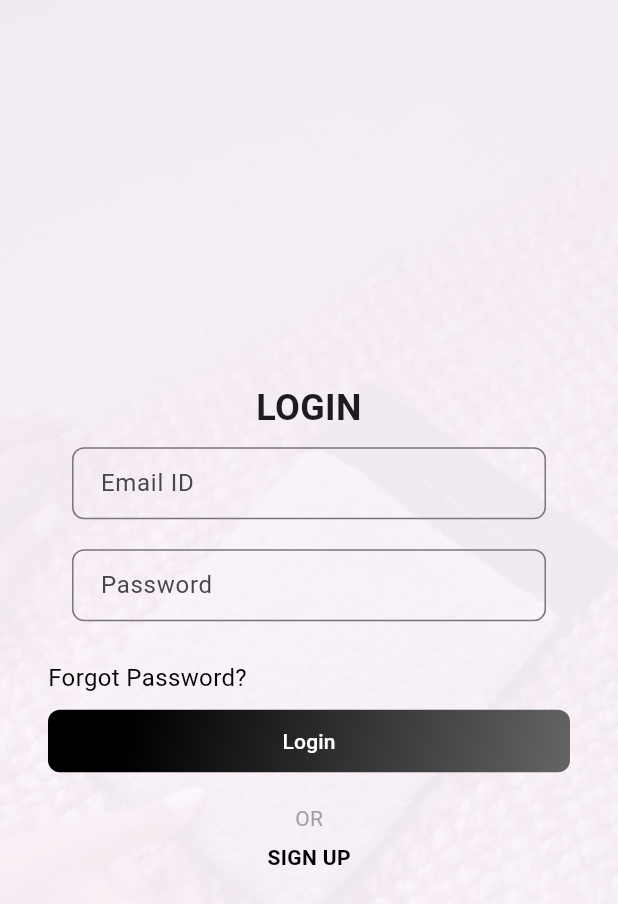
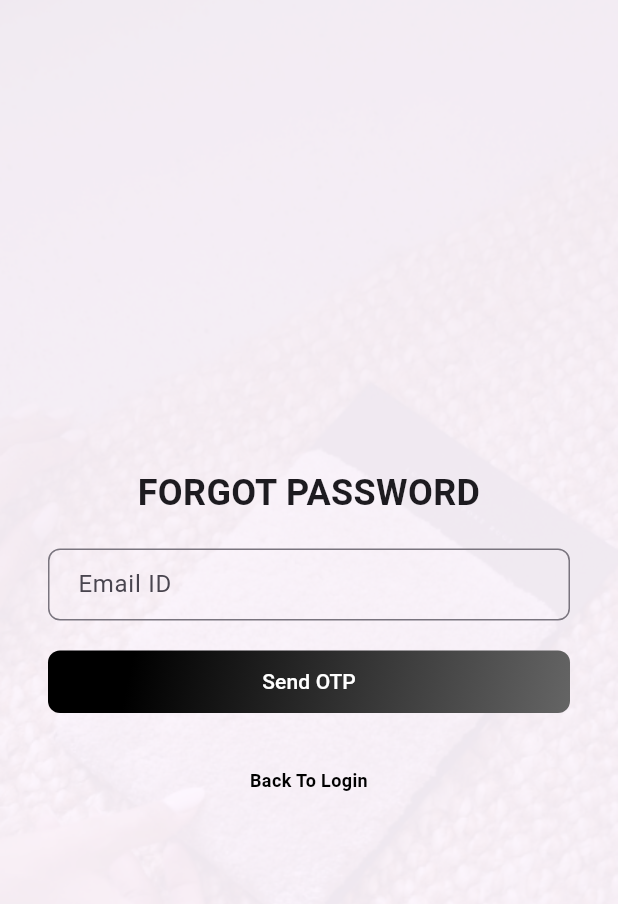
Before and after one commit to amangiriindia/carpet_app, a Flutter app: the screen it shows after launch, on a phone screen of 412 x 824 dp. Shown: the top 904 px of the screen. Run offline on Flutter 3.47's test engine with Material 3 defaults, Android fonts, the phone set to English and light mode, and no system bars; our stand-ins replace palette_generator, shared_preferences.

Commit message:
make design of forget password system and intergtion of api related to this

```diff
--- a/lib/main.dart
+++ b/lib/main.dart
@@ -1,5 +1,7 @@
+import 'package:carpet_app/screens/forgot_confirm_password.dart';
 import 'package:carpet_app/screens/login_screen.dart';
 import 'package:carpet_app/screens/sign_up_screen.dart';
+import 'package:carpet_app/screens/welcome_screen.dart';
 import 'package:flutter/material.dart';
 import 'package:provider/provider.dart';
 import 'package:shared_preferences/shared_preferences.dart';
@@ -7,6 +9,7 @@ import 'screens/collection_screen.dart';
 import 'screens/enquiry_form.dart';
 import 'screens/enquiry_screen.dart';
 import 'screens/home_screen.dart';
+import 'screens/forgot_password_screen.dart';
 import 'screens/search_screen.dart';
 import 'screens/wishlist_screen.dart';
 import 'splash_screen/custom_splash_screen.dart';
@@ -44,7 +47,8 @@ class MyApp extends StatelessWidget {
         primarySwatch: Colors.blue,
       ),
       debugShowCheckedModeBanner: false,
-      home:LoginScreen(), // Use SplashScreenHandler
+      home:ForgotPasswordScreen(), // Use SplashScreenHandler
+
       routes: {
         '/home': (context) => const HomeScreen(),
         '/collection_screen': (context) => const CollectionScreen(),
--- /dev/null
+++ b/lib/screens/forgot_password_screen.dart
@@ -0,0 +1,253 @@
+import 'package:flutter/material.dart';
+import 'package:flutter/services.dart';
+import 'package:http/http.dart' as http;
+import 'dart:convert';
+import 'forgot_confirm_password.dart';
+import 'login_screen.dart';
+
+class ForgotPasswordScreen extends StatefulWidget {
+  @override
+  _ForgotPasswordScreenState createState() => _ForgotPasswordScreenState();
+}
+
+class _ForgotPasswordScreenState extends State<ForgotPasswordScreen> {
+  late TextEditingController emailController;
+  late FocusNode emailFocusNode;
+  String? _emailErrorText;
+
+  @override
+  void initState() {
+    super.initState();
+    emailController = TextEditingController();
+    emailFocusNode = FocusNode();
+  }
+
+  @override
+  void dispose() {
+    emailController.dispose();
+    emailFocusNode.dispose();
+    super.dispose();
+  }
+
+  Future<void> _sendOtp() async {
+    final email = emailController.text;
+    if (email.isEmpty) {
+      setState(() {
+        _emailErrorText = 'Please enter your email address';
+      });
+      return;
+    }
+
+    final response = await http.post(
+      Uri.parse('https://email-fp0n.onrender.com/api/auth/forgot-password'),
+      headers: <String, String>{
+        'Content-Type': 'application/json; charset=UTF-8',
+      },
+      body: jsonEncode(<String, String>{
+        'email': email,
+      }),
+    );
+
+    print('Response status: ${response.statusCode}');
+    print('Response body: ${response.body}');
+
+    if (response.statusCode == 200) {
+      final data = jsonDecode(response.body);
+      if (data['success'] == true) {
+        ScaffoldMessenger.of(context).showSnackBar(
+          SnackBar(
+            content: Text(data['message'] ?? 'OTP sent successfully!'),
+          ),
+        );
+
+        Navigator.push(
+          context,
+          MaterialPageRoute(
+            builder: (context) => ConfirmPasswordScreen(email: 'amangiri381@gmail.com'),
+          ),
+        );
+      } else if (response.statusCode == 404) {
+        // Optionally navigate to another screen or show a new widget
+        ScaffoldMessenger.of(context).showSnackBar(
+          SnackBar(
+            content: Text(data['message'] ?? 'Invalid email!'),
+          ),
+        );
+      } else {
+        ScaffoldMessenger.of(context).showSnackBar(
+          SnackBar(
+            content: Text(data['message'] ?? 'An error occurred'),
+          ),
+        );
+      }
+    } else {
+      ScaffoldMessenger.of(context).showSnackBar(
+        SnackBar(
+          content: Text('User with given email does not exist.'),
+        ),
+      );
+    }
+  }
+
+  Widget _buildTextField({
+    required String hintText,
+    required TextEditingController controller,
+    required FocusNode focusNode,
+    TextInputType keyboardType = TextInputType.text,
+    bool obscureText = false,
+    List<TextInputFormatter>? inputFormatters,
+    double height = 48,
+    double width = double.infinity,
+  }) {
+    return Container(
+      width: width,
+      height: height,
+      child: TextField(
+        controller: controller,
+        focusNode: focusNode,
+        keyboardType: keyboardType,
+        inputFormatters: inputFormatters,
+        obscureText: obscureText,
+        decoration: InputDecoration(
+          hintText: hintText,
+          border: OutlineInputBorder(
+            borderRadius: BorderRadius.circular(8),
+          ),
+          focusedBorder: OutlineInputBorder(
+            borderSide: BorderSide(color: Colors.black),
+            borderRadius: BorderRadius.circular(8),
+          ),
+          contentPadding: const EdgeInsets.symmetric(vertical: 12.0, horizontal: 16.0),
+        ),
+      ),
+    );
+  }
+
+  @override
+  Widget build(BuildContext context) {
+    return GestureDetector(
+      onTap: () => FocusScope.of(context).unfocus(),
+      child: Scaffold(
+        body: Stack(
+          children: [
+            Positioned.fill(
+              child: Opacity(
+                opacity: 0.80,
+                child: Container(
+                  decoration: BoxDecoration(
+                    image: DecorationImage(
+                      image: AssetImage('assets/login/sign_up_page_image.png'),
+                      fit: BoxFit.cover,
+                    ),
+                  ),
+                ),
+              ),
+            ),
+            Center(
+              child: SingleChildScrollView(
+                padding: const EdgeInsets.symmetric(horizontal: 16.0),
+                child: Column(
+                  mainAxisSize: MainAxisSize.min,
+                  children: [
+                    Container(
+                      padding: const EdgeInsets.all(16.0),
+                      decoration: BoxDecoration(
+                        color: Colors.transparent,
+                        borderRadius: BorderRadius.circular(8),
+                        boxShadow: [
+                          BoxShadow(
+                            color: Colors.white.withOpacity(0.0),
+                            spreadRadius: 2,
+                            blurRadius: 5,
+                          ),
+                        ],
+                      ),
+                      child: Column(
+                        crossAxisAlignment: CrossAxisAlignment.stretch,
+                        children: [
+                          Text(
+                            'FORGOT PASSWORD',
+                            textAlign: TextAlign.center,
+                            style: TextStyle(
+                              fontSize: 24,
+                              fontWeight: FontWeight.bold,
+                            ),
+                          ),
+                          SizedBox(height: 20),
+                          _buildTextField(
+                            hintText: 'Email ID',
+                            controller: emailController,
+                            focusNode: emailFocusNode,
+                            keyboardType: TextInputType.emailAddress,
+                          ),
+                          if (_emailErrorText != null)
+                            Padding(
+                              padding: const EdgeInsets.only(top: 8.0),
+                              child: Text(
+                                _emailErrorText!,
+                                style: TextStyle(
+                                  color: Colors.red,
+                                  fontSize: 12,
+                                ),
+                              ),
+                            ),
+                          SizedBox(height: 20),
+                          Container(
+                            width: double.infinity,
+                            height: 41.72,
+                            decoration: BoxDecoration(
+                              gradient: LinearGradient(
+                                begin: Alignment(-0.67, -1.0),
+                                end: Alignment(1.0, 1.91),
+                                colors: [Color(0xFF000000), Color(0xFF666666)],
+                              ),
+                              borderRadius: BorderRadius.circular(8),
+                            ),
+                            child: ElevatedButton(
+                              style: ElevatedButton.styleFrom(
+                                backgroundColor: Colors.transparent,
+                                shadowColor: Colors.transparent,
+                                shape: RoundedRectangleBorder(
+                                  borderRadius: BorderRadius.circular(8),
+                                ),
+                              ),
+                              onPressed: _sendOtp,
+                              child: Center(
+                                child: Text(
+                                  'Send OTP',
+                                  style: TextStyle(color: Colors.white),
+                                ),
+                              ),
+                            ),
+                          ),
+                        ],
+                      ),
+                    ),
+                    SizedBox(height: 20),
+                    GestureDetector(
+                      onTap: () {
+                        Navigator.push(
+                          context,
+                          MaterialPageRoute(builder: (context) => LoginScreen()),
+                        );
+                      },
+                      child: Text(
+                        'Back To Login',
+                        textAlign: TextAlign.center,
+                        style: TextStyle(
+                          fontSize: 12,
+                          fontWeight: FontWeight.bold,
+                          color: Colors.black,
+                        ),
+                      ),
+                    ),
+                  ],
+                ),
+              ),
+            ),
+          ],
+        ),
+      ),
+    );
+  }
+}
--- a/lib/screens/welcome_screen.dart
+++ b/lib/screens/welcome_screen.dart
@@ -74,7 +74,10 @@ class WelcomeScreen extends StatelessWidget {
                               MaterialPageRoute(builder: (context) => LoginScreen()),
                             );
                           },
-                          child: const Text('Login'),
+                          child: const Text(
+                            'Login',
+                            style: TextStyle(color: Colors.white), // Set text color to white
+                          ),
                         ),
                       ),
                       const SizedBox(height: 16),
@@ -87,7 +90,7 @@ class WelcomeScreen extends StatelessWidget {
                             backgroundColor: Colors.white, // Text color
                             shape: RoundedRectangleBorder(
                               borderRadius:
-                                  BorderRadius.circular(8), // Rectangular shape
+                              BorderRadius.circular(8), // Rectangular shape
                               side: const BorderSide(
                                   color: Colors.black), // Border color
                             ),
--- a/pubspec.yaml
+++ b/pubspec.yaml
@@ -1,13 +1,9 @@
 name: carpet_app
 description: "A new Flutter project."
-
 publish_to: 'none'
-
 version: 1.0.0+1
-
 environment:
   sdk: '>=3.3.3 <4.0.0'
-
 dependencies:
   flutter:
     sdk: flutter
@@ -24,7 +20,6 @@ dependencies:
 dev_dependencies:
   flutter_test:
     sdk: flutter
-
 flutter_icons:
   android: true
   ios: true
```
Also changed, not shown: lib/screens/forgot_confirm_password.dart (added, +296 -0 lines), lib/screens/login_screen.dart (+24 -6 lines), lib/screens/sign_up_screen.dart (+40 -2 lines), pubspec.lock.
